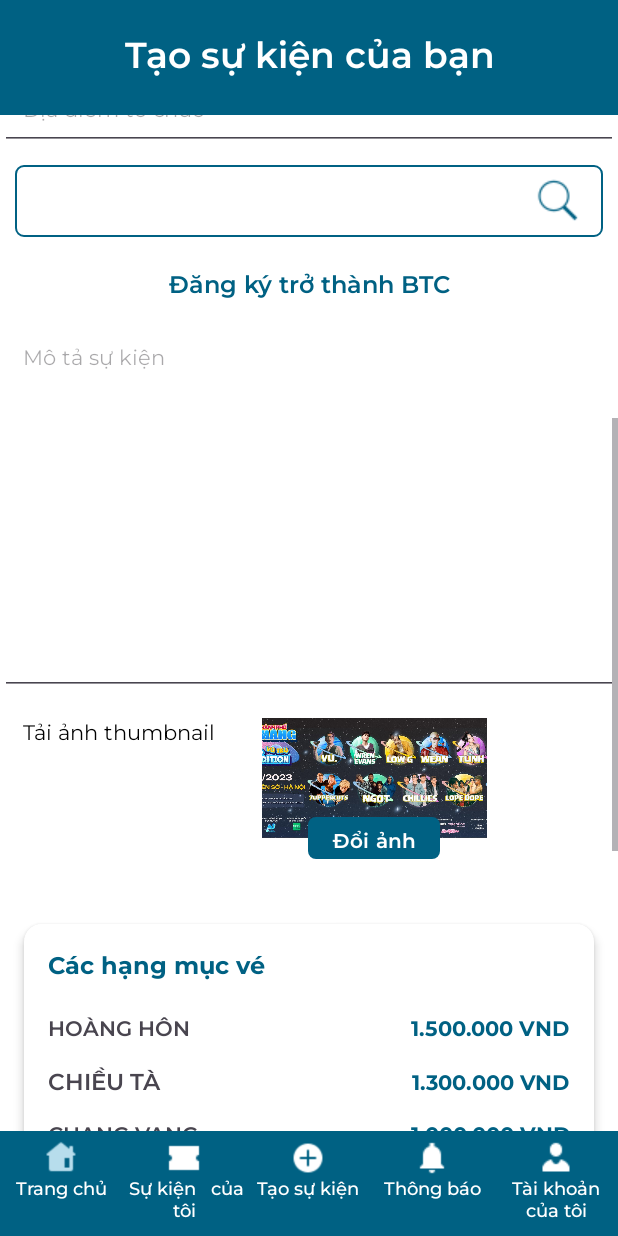
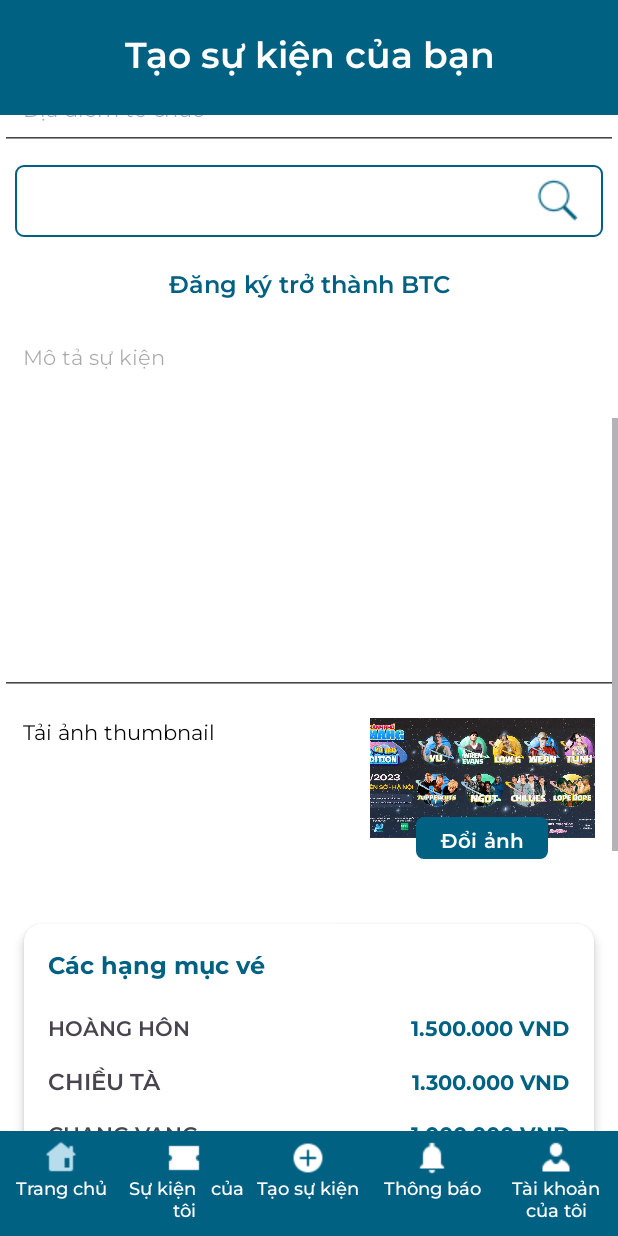
Before and after one commit to thaonguyenkb131/EventorApplication, an Android app: the Taosukien screen opened directly, with no data from a screen before it, scrolled down 474 dp, on a phone screen of 412 x 824 dp. Run offline under Robolectric (Android 15) with nearby library versions, the phone set to English and light mode, and no system bars.

Commit message:
Trang tạo sự kiện --- update chút hoi

```diff
--- a/app/src/main/res/layout/activity_taosukien.xml
+++ b/app/src/main/res/layout/activity_taosukien.xml
@@ -241,6 +241,7 @@
                     android:id="@+id/txtTaianhthumb"
                     android:layout_width="wrap_content"
                     android:layout_height="wrap_content"
+                    android:layout_weight="1"
                     android:text="Tải ảnh thumbnail"
                     android:fontFamily="@font/montserrat_regular"
                     android:padding="15dp"
@@ -261,7 +262,8 @@
                         android:scaleType="centerCrop"
                         android:src="@drawable/banner1"
                         style="@style/RoundedImageStyle"
-                        android:contentDescription="Ảnh thumbnail" />
+                        android:contentDescription="Ảnh thumbnail"
+                        android:layout_gravity="end"/>
 
                     <com.google.android.material.button.MaterialButton
                         android:id="@+id/btnDoiAnh"
```
